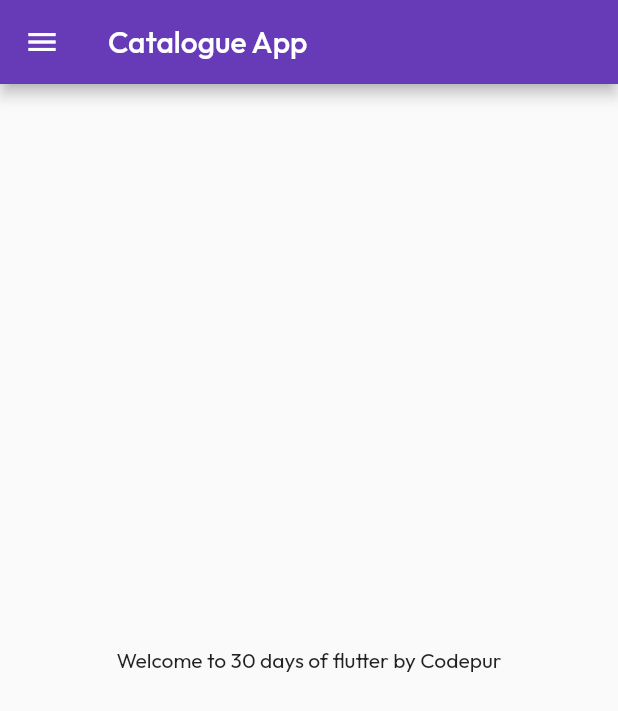
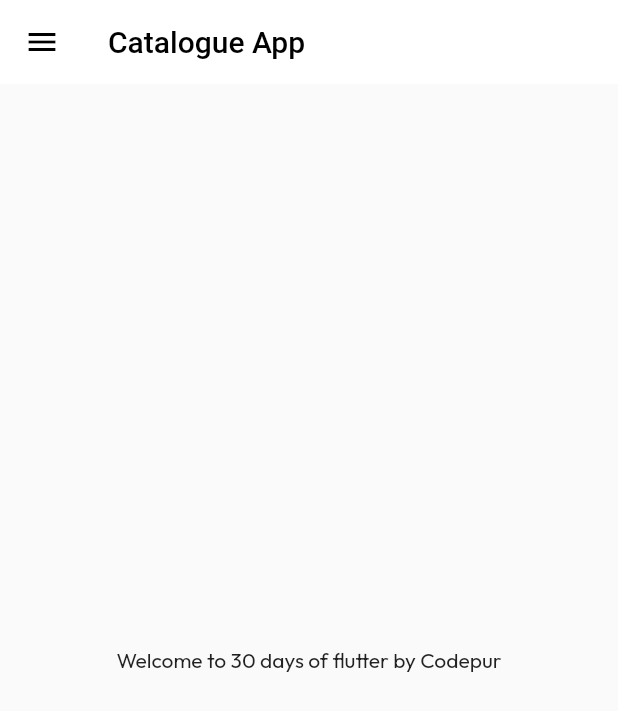
Before and after one commit to programmeradnan/30DaysOfFlutter, a Flutter app: the screen it shows after launch, on a phone screen of 412 x 824 dp. Shown: the top 711 px of the screen. Run offline on Flutter 3.47's test engine with Material 2 defaults, Android fonts, the phone set to English and light mode, and no system bars; our stand-ins replace google_fonts.

Commit message:
commit -m "themes extracted"

```diff
--- a/lib/main.dart
+++ b/lib/main.dart
@@ -2,6 +2,7 @@ import 'package:flutter/material.dart';
 import 'package:flutter_catalogue/pages/home_page.dart';
 import 'package:flutter_catalogue/pages/login_page.dart';
 import 'package:flutter_catalogue/utils/routes.dart';
+import 'package:flutter_catalogue/widgets/themes.dart';
 import 'package:google_fonts/google_fonts.dart';
 
 
@@ -17,13 +18,8 @@ class MyApp extends StatelessWidget {
     return MaterialApp(
       // home: Homepage(),
       themeMode: ThemeMode.light,
-      theme: ThemeData(
-        primarySwatch: Colors.deepPurple,
-        fontFamily: GoogleFonts.outfit().fontFamily,
-      ),
-      darkTheme: ThemeData(
-        brightness: Brightness.dark,
-      ),
+      theme: MyTheme.lightTheme(context),
+      darkTheme: MyTheme.darkTheme(context),
       debugShowCheckedModeBanner: false,
       initialRoute: MyRoute.homeRoute,
       routes: {
--- a/lib/pages/home_page.dart
+++ b/lib/pages/home_page.dart
@@ -11,7 +11,10 @@ class Homepage extends StatelessWidget {
   Widget build(BuildContext context) {
     return Scaffold(
       appBar: AppBar(
-        title: Text("Catalogue App"),
+        title: Text("Catalogue App",
+        style: TextStyle(
+          color: Colors.black,
+        ),),
       ),
       body: Center(
         child: Container(
--- /dev/null
+++ b/lib/widgets/themes.dart
@@ -0,0 +1,19 @@
+import 'package:flutter/material.dart';
+import 'package:google_fonts/google_fonts.dart';
+
+class MyTheme{
+  static ThemeData lightTheme(BuildContext context) => ThemeData(
+    primarySwatch: Colors.deepPurple,
+    fontFamily: GoogleFonts.outfit().fontFamily,
+    appBarTheme: AppBarTheme(
+      color: Colors.white,
+      elevation: 0.0,
+      iconTheme: IconThemeData(color:Colors.black),
+      textTheme: Theme.of(context).textTheme,
+    ),
+  );
+
+  static ThemeData darkTheme(BuildContext context) => ThemeData(
+    brightness: Brightness.dark,
+  );
+}
```
